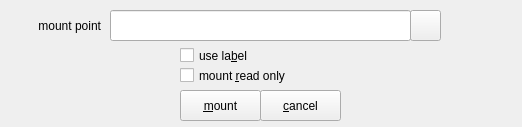
Before: the Qt Designer form zuluMount-gui/mountpartition.ui in mhogomchungu/zuluCrypt, drawn with Qt 5.
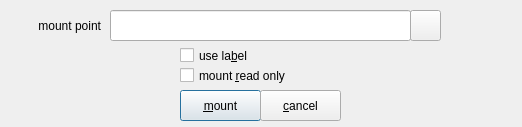
After: the same form once the commit is applied.

Diff of the .ui file:
```diff
--- a/zuluMount-gui/mountpartition.ui
+++ b/zuluMount-gui/mountpartition.ui
@@ -41,6 +41,12 @@
    <property name="text">
     <string>&amp;mount</string>
    </property>
+   <property name="autoDefault">
+    <bool>true</bool>
+   </property>
+   <property name="default">
+    <bool>true</bool>
+   </property>
   </widget>
   <widget class="QPushButton" name="pbMountFolder">
    <property name="geometry">
```
Left out of the diff: 1 changed line with no effect on the pictures.
